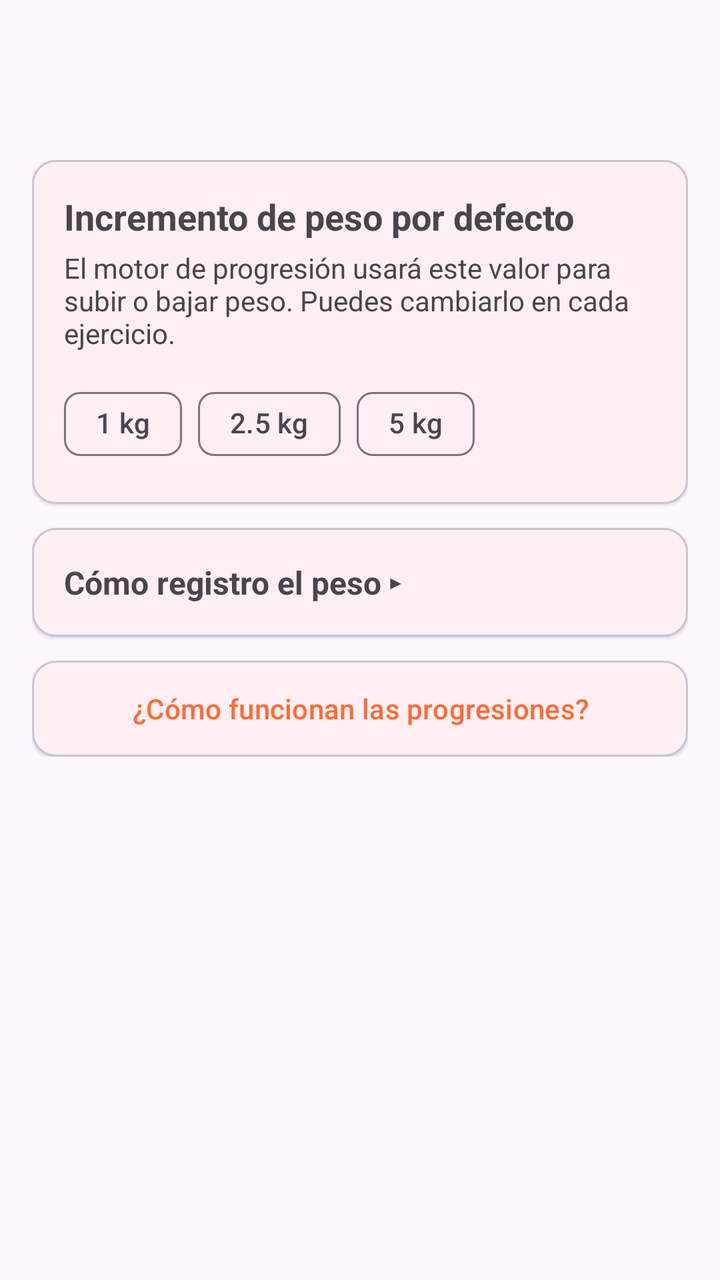
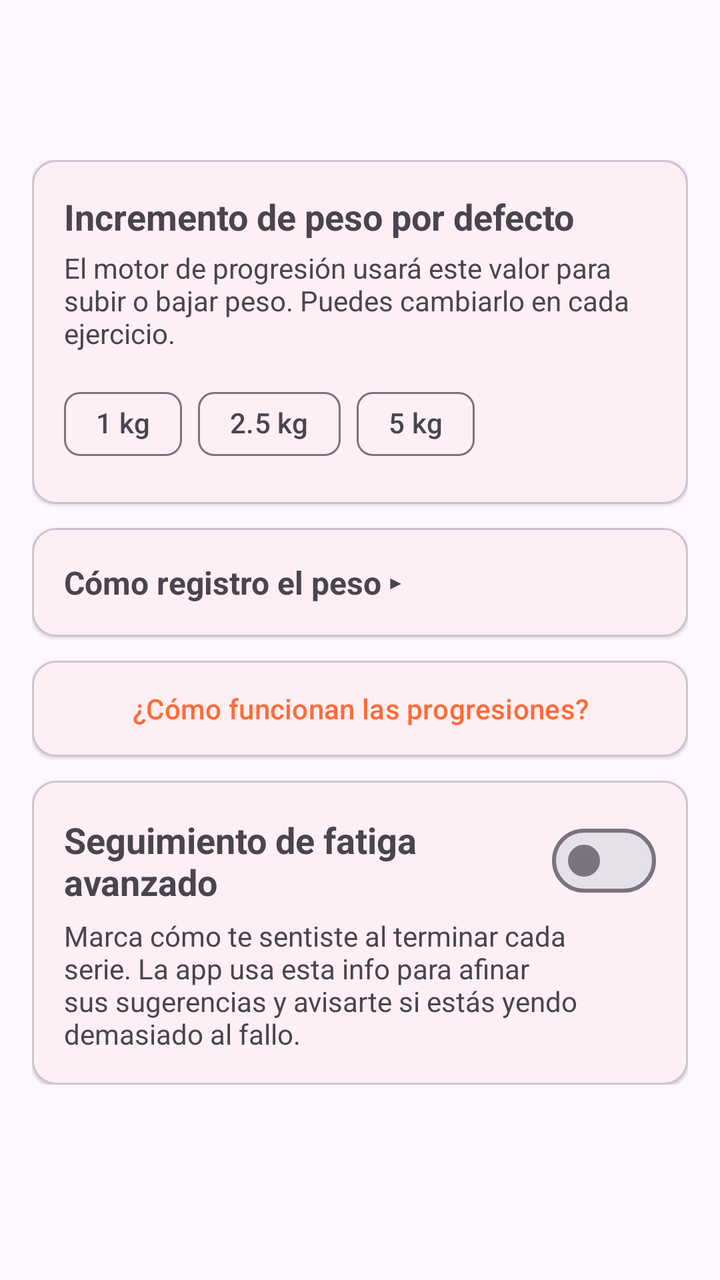

Before-and-after screenshots of an Android layout around one commit, followed by the original layout XML and the change that was made.
<!-- AndroidManifest.xml: application theme Theme.IronQuest -->
<!-- res/layout/activity_ajustes.xml -->
<?xml version="1.0" encoding="utf-8"?>
<LinearLayout xmlns:android="http://schemas.android.com/apk/res/android"
    xmlns:app="http://schemas.android.com/apk/res-auto"
    android:layout_width="match_parent"
    android:layout_height="match_parent"
    android:orientation="vertical">

    <com.google.android.material.appbar.MaterialToolbar
        android:id="@+id/toolbar"
        android:layout_width="match_parent"
        android:layout_height="?attr/actionBarSize"
        android:title="Ajustes" />

    <ScrollView
        android:layout_width="match_parent"
        android:layout_height="match_parent">

        <LinearLayout
            android:layout_width="match_parent"
            android:layout_height="wrap_content"
            android:orientation="vertical"
            android:padding="16dp">

            <com.google.android.material.card.MaterialCardView
                android:layout_width="match_parent"
                android:layout_height="wrap_content"
                app:cardElevation="1dp">

                <LinearLayout
                    android:layout_width="match_parent"
                    android:layout_height="wrap_content"
                    android:orientation="vertical"
                    android:padding="16dp">

                    <TextView
                        android:layout_width="match_parent"
                        android:layout_height="wrap_content"
                        android:text="Incremento de peso por defecto"
                        android:textSize="18sp"
                        android:textStyle="bold" />

                    <TextView
                        android:layout_width="match_parent"
                        android:layout_height="wrap_content"
                        android:layout_marginTop="4dp"
                        android:text="El motor de progresión usará este valor para subir o bajar peso. Puedes cambiarlo en cada ejercicio." />

                    <com.google.android.material.chip.ChipGroup
                        android:id="@+id/chip_group_incremento"
                        android:layout_width="match_parent"
                        android:layout_height="wrap_content"
                        android:layout_marginTop="12dp"
                        app:singleSelection="true"
                        app:selectionRequired="true">

                        <com.google.android.material.chip.Chip
                            android:id="@+id/chip_1"
                            style="@style/Widget.Material3.Chip.Filter"
                            android:layout_width="wrap_content"
                            android:layout_height="wrap_content"
                            android:text="1 kg" />

                        <com.google.android.material.chip.Chip
                            android:id="@+id/chip_2_5"
                            style="@style/Widget.Material3.Chip.Filter"
                            android:layout_width="wrap_content"
                            android:layout_height="wrap_content"
                            android:text="2.5 kg" />

                        <com.google.android.material.chip.Chip
                            android:id="@+id/chip_5"
                            style="@style/Widget.Material3.Chip.Filter"
                            android:layout_width="wrap_content"
                            android:layout_height="wrap_content"
                            android:text="5 kg" />

                    </com.google.android.material.chip.ChipGroup>

                </LinearLayout>
            </com.google.android.material.card.MaterialCardView>

            <com.google.android.material.card.MaterialCardView
                android:layout_width="match_parent"
                android:layout_height="wrap_content"
                android:layout_marginTop="12dp"
                app:cardElevation="1dp">

                <LinearLayout
                    android:layout_width="match_parent"
                    android:layout_height="wrap_content"
                    android:orientation="vertical"
                    android:padding="16dp">

                    <TextView
                        android:id="@+id/header_convencion"
                        android:layout_width="match_parent"
                        android:layout_height="wrap_content"
                        android:text="Cómo registro el peso ▸"
                        android:textSize="16sp"
                        android:textStyle="bold"
                        android:clickable="true"
                        android:focusable="true" />

                    <TextView
                        android:id="@+id/body_convencion"
                        android:layout_width="match_parent"
                        android:layout_height="wrap_content"
                        android:layout_marginTop="8dp"
                        android:visibility="gone"
                        android:text="Mancuernas: el peso de una sola.\nBarra: barra + discos (sin la barra vacía si no la cuentas).\nMáquinas: el pin que cargas.\nPeso corporal: 0.\nPeso corporal + lastre: solo el lastre.\nSmith: discos totales cargados." />

                </LinearLayout>
            </com.google.android.material.card.MaterialCardView>

            <com.google.android.material.card.MaterialCardView
                android:layout_width="match_parent"
                android:layout_height="wrap_content"
                android:layout_marginTop="12dp"
                app:cardElevation="1dp">

                <com.google.android.material.button.MaterialButton
                    android:id="@+id/link_info_progresion"
                    style="@style/Widget.Material3.Button.TextButton"
                    android:layout_width="match_parent"
                    android:layout_height="wrap_content"
                    android:text="¿Cómo funcionan las progresiones?" />

            </com.google.android.material.card.MaterialCardView>

        </LinearLayout>
    </ScrollView>

</LinearLayout>
<!-- resources referenced by this layout -->
<resources>
  <style name="Theme.IronQuest" parent="Theme.Material3.DayNight.NoActionBar">
          <item name="colorPrimary">@color/ironquest_orange</item>
          <item name="colorOnPrimary">@color/ironquest_on_orange</item>
          <item name="colorPrimaryContainer">@color/ironquest_orange_container</item>
          <item name="colorOnPrimaryContainer">@color/ironquest_on_orange_container</item>
          <item name="colorSecondary">@color/ironquest_orange_dark</item>
          <item name="colorOnSecondary">@color/ironquest_on_orange</item>
          <item name="colorSecondaryContainer">@color/ironquest_orange_light</item>
          <item name="colorOnSecondaryContainer">@color/ironquest_on_orange_container</item>
          <item name="colorTertiary">@color/ironquest_orange_dark</item>
  
          <item name="bottomNavigationStyle">@style/Widget.IronQuest.BottomNavigationView</item>
          <item name="android:statusBarColor">?attr/colorSurface</item>
          <item name="android:windowLightStatusBar">@bool/window_light_status_bar</item>
      </style>
  <color name="ironquest_orange">#FF6B35</color>
  <color name="ironquest_on_orange">#FFFFFF</color>
  <color name="ironquest_orange_container">#FFDBCE</color>
  <color name="ironquest_on_orange_container">#3A0D00</color>
  <color name="ironquest_orange_dark">#E8571F</color>
  <color name="ironquest_orange_light">#FFB199</color>
  <style name="Widget.IronQuest.BottomNavigationView" parent="Widget.Material3.BottomNavigationView">
          <item name="itemIconTint">@color/nav_item_color</item>
          <item name="itemTextColor">@color/nav_item_color</item>
          <item name="itemActiveIndicatorStyle">@style/Widget.IronQuest.BottomNavigation.ActiveIndicator</item>
      </style>
  <style name="Widget.IronQuest.BottomNavigation.ActiveIndicator" parent="Widget.Material3.BottomNavigationView.ActiveIndicator">
          <item name="android:color">@android:color/transparent</item>
      </style>
</resources>

<!-- the commit's change to res/layout/activity_ajustes.xml (unified diff, before → after) -->
@@ -127,6 +127,46 @@
 
             </com.google.android.material.card.MaterialCardView>
 
+            <com.google.android.material.card.MaterialCardView
+                android:layout_width="match_parent"
+                android:layout_height="wrap_content"
+                android:layout_marginTop="12dp"
+                app:cardElevation="1dp">
+
+                <LinearLayout
+                    android:layout_width="match_parent"
+                    android:layout_height="wrap_content"
+                    android:orientation="vertical"
+                    android:padding="16dp">
+
+                    <LinearLayout
+                        android:layout_width="match_parent"
+                        android:layout_height="wrap_content"
+                        android:orientation="horizontal"
+                        android:gravity="center_vertical">
+
+                        <TextView
+                            android:layout_width="0dp"
+                            android:layout_height="wrap_content"
+                            android:layout_weight="1"
+                            android:text="Seguimiento de fatiga avanzado"
+                            android:textSize="18sp"
+                            android:textStyle="bold" />
+
+                        <com.google.android.material.materialswitch.MaterialSwitch
+                            android:id="@+id/switch_seguimiento_fatiga"
+                            android:layout_width="wrap_content"
+                            android:layout_height="wrap_content" />
+                    </LinearLayout>
+
+                    <TextView
+                        android:layout_width="match_parent"
+                        android:layout_height="wrap_content"
+                        android:layout_marginTop="4dp"
+                        android:text="Marca cómo te sentiste al terminar cada serie. La app usa esta info para afinar sus sugerencias y avisarte si estás yendo demasiado al fallo." />
+                </LinearLayout>
+            </com.google.android.material.card.MaterialCardView>
+
         </LinearLayout>
     </ScrollView>
 
